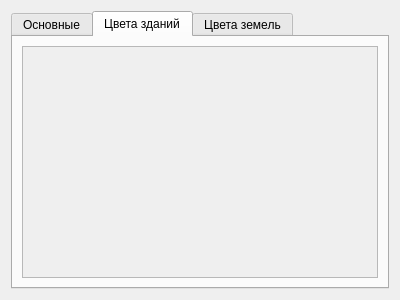
This is colorsettingswindow.ui in mvngr/joddy as Qt 5 draws it before an edit. The edited form follows.
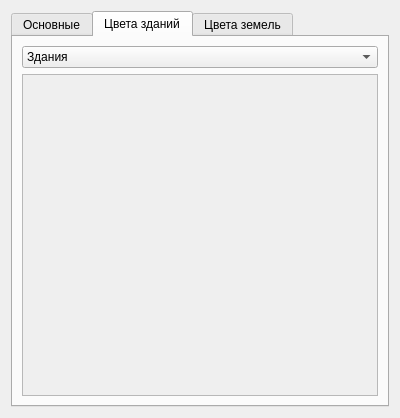
This is the edited form.

Commit message: attempt to add the choice of colors using QComboBox

Diff of the .ui file:
```diff
--- a/colorsettingswindow.ui
+++ b/colorsettingswindow.ui
@@ -7,7 +7,7 @@
     <x>0</x>
     <y>0</y>
     <width>400</width>
-    <height>300</height>
+    <height>418</height>
    </rect>
   </property>
   <property name="windowTitle">
@@ -81,6 +81,20 @@
        <string>Цвета зданий</string>
       </attribute>
       <layout class="QVBoxLayout" name="verticalLayout">
+       <item>
+        <widget class="QComboBox" name="comboBox">
+         <item>
+          <property name="text">
+           <string>Здания</string>
+          </property>
+         </item>
+         <item>
+          <property name="text">
+           <string>Использующиеся земли</string>
+          </property>
+         </item>
+        </widget>
+       </item>
        <item>
         <widget class="QScrollArea" name="scrollArea">
          <property name="lineWidth">
@@ -95,7 +109,7 @@
             <x>0</x>
             <y>0</y>
             <width>356</width>
-            <height>236</height>
+            <height>328</height>
            </rect>
           </property>
           <layout class="QVBoxLayout" name="verticalLayout_2">
```
Left out of the diff: 2 changed lines with no effect on the pictures. The commit also changes 3 other files.
